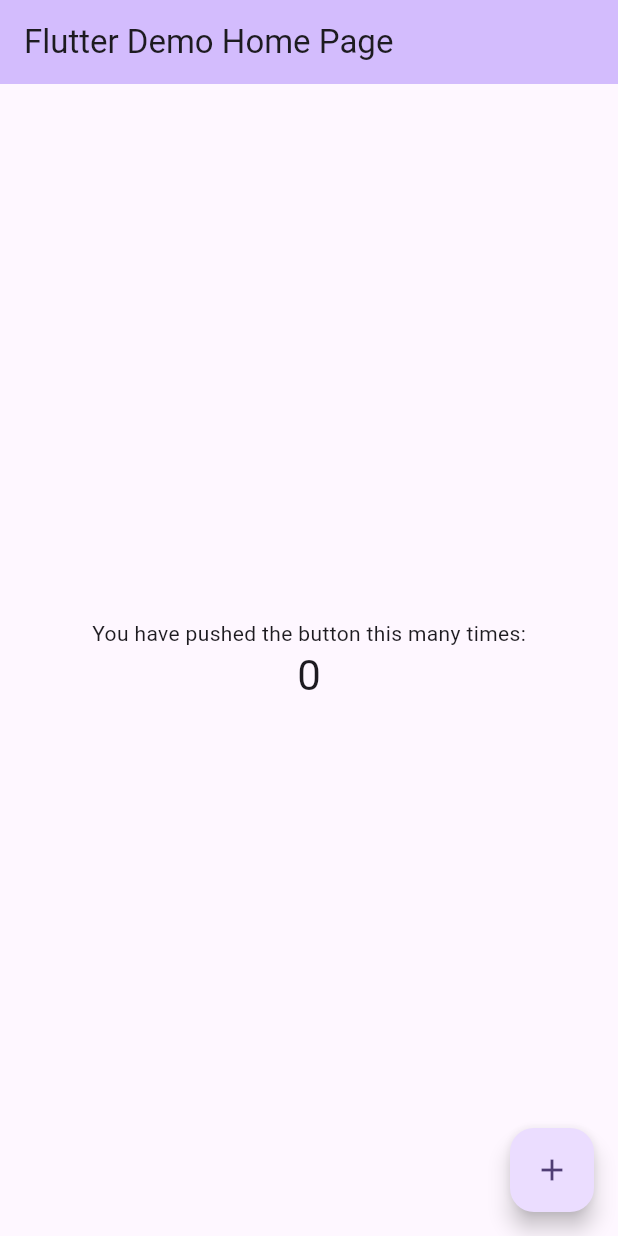
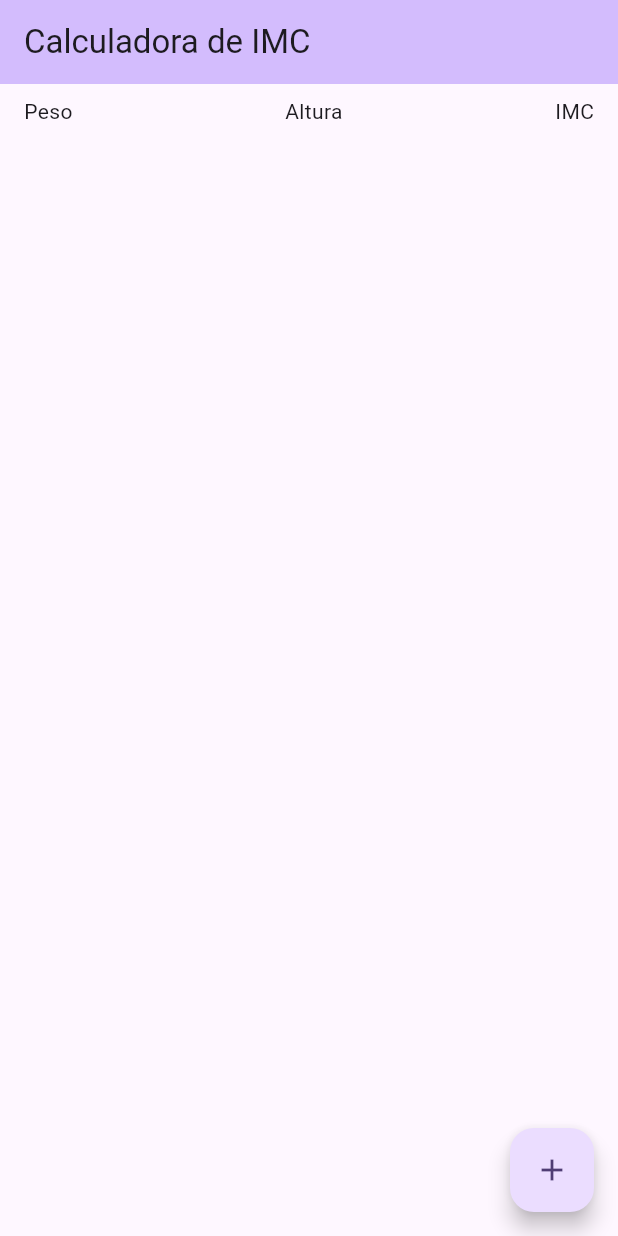
Before and after one commit to andremorganti/calculadora_umc_flutter, a Flutter app: the screen it shows after launch, on a phone screen of 412 x 824 dp. Run offline on Flutter 3.47's test engine with Material 2 defaults, Android fonts, the light colour scheme and no system bars.

Commit message:
home page started

```diff
--- a/lib/main.dart
+++ b/lib/main.dart
@@ -1,125 +1,6 @@
+import 'package:calculadora_umc_flutter/my_app.dart';
 import 'package:flutter/material.dart';
 
 void main() {
   runApp(const MyApp());
 }
-
-class MyApp extends StatelessWidget {
-  const MyApp({super.key});
-
-  // This widget is the root of your application.
-  @override
-  Widget build(BuildContext context) {
-    return MaterialApp(
-      title: 'Flutter Demo',
-      theme: ThemeData(
-        // This is the theme of your application.
-        //
-        // TRY THIS: Try running your application with "flutter run". You'll see
-        // the application has a blue toolbar. Then, without quitting the app,
-        // try changing the seedColor in the colorScheme below to Colors.green
-        // and then invoke "hot reload" (save your changes or press the "hot
-        // reload" button in a Flutter-supported IDE, or press "r" if you used
-        // the command line to start the app).
-        //
-        // Notice that the counter didn't reset back to zero; the application
-        // state is not lost during the reload. To reset the state, use hot
-        // restart instead.
-        //
-        // This works for code too, not just values: Most code changes can be
-        // tested with just a hot reload.
-        colorScheme: ColorScheme.fromSeed(seedColor: Colors.deepPurple),
-        useMaterial3: true,
-      ),
-      home: const MyHomePage(title: 'Flutter Demo Home Page'),
-    );
-  }
-}
-
-class MyHomePage extends StatefulWidget {
-  const MyHomePage({super.key, required this.title});
-
-  // This widget is the home page of your application. It is stateful, meaning
-  // that it has a State object (defined below) that contains fields that affect
-  // how it looks.
-
-  // This class is the configuration for the state. It holds the values (in this
-  // case the title) provided by the parent (in this case the App widget) and
-  // used by the build method of the State. Fields in a Widget subclass are
-  // always marked "final".
-
-  final String title;
-
-  @override
-  State<MyHomePage> createState() => _MyHomePageState();
-}
-
-class _MyHomePageState extends State<MyHomePage> {
-  int _counter = 0;
-
-  void _incrementCounter() {
-    setState(() {
-      // This call to setState tells the Flutter framework that something has
-      // changed in this State, which causes it to rerun the build method below
-      // so that the display can reflect the updated values. If we changed
-      // _counter without calling setState(), then the build method would not be
-      // called again, and so nothing would appear to happen.
-      _counter++;
-    });
-  }
-
-  @override
-  Widget build(BuildContext context) {
-    // This method is rerun every time setState is called, for instance as done
-    // by the _incrementCounter method above.
-    //
-    // The Flutter framework has been optimized to make rerunning build methods
-    // fast, so that you can just rebuild anything that needs updating rather
-    // than having to individually change instances of widgets.
-    return Scaffold(
-      appBar: AppBar(
-        // TRY THIS: Try changing the color here to a specific color (to
-        // Colors.amber, perhaps?) and trigger a hot reload to see the AppBar
-        // change color while the other colors stay the same.
-        backgroundColor: Theme.of(context).colorScheme.inversePrimary,
-        // Here we take the value from the MyHomePage object that was created by
-        // the App.build method, and use it to set our appbar title.
-        title: Text(widget.title),
-      ),
-      body: Center(
-        // Center is a layout widget. It takes a single child and positions it
-        // in the middle of the parent.
-        child: Column(
-          // Column is also a layout widget. It takes a list of children and
-          // arranges them vertically. By default, it sizes itself to fit its
-          // children horizontally, and tries to be as tall as its parent.
-          //
-          // Column has various properties to control how it sizes itself and
-          // how it positions its children. Here we use mainAxisAlignment to
-          // center the children vertically; the main axis here is the vertical
-          // axis because Columns are vertical (the cross axis would be
-          // horizontal).
-          //
-          // TRY THIS: Invoke "debug painting" (choose the "Toggle Debug Paint"
-          // action in the IDE, or press "p" in the console), to see the
-          // wireframe for each widget.
-          mainAxisAlignment: MainAxisAlignment.center,
-          children: <Widget>[
-            const Text(
-              'You have pushed the button this many times:',
-            ),
-            Text(
-              '$_counter',
-              style: Theme.of(context).textTheme.headlineMedium,
-            ),
-          ],
-        ),
-      ),
-      floatingActionButton: FloatingActionButton(
-        onPressed: _incrementCounter,
-        tooltip: 'Increment',
-        child: const Icon(Icons.add),
-      ), // This trailing comma makes auto-formatting nicer for build methods.
-    );
-  }
-}
--- /dev/null
+++ b/lib/my_app.dart
@@ -0,0 +1,19 @@
+import 'package:calculadora_umc_flutter/pages/home_page.dart';
+import 'package:flutter/material.dart';
+
+class MyApp extends StatelessWidget {
+  const MyApp({super.key});
+
+  // This widget is the root of your application.
+  @override
+  Widget build(BuildContext context) {
+    return MaterialApp(
+      title: 'Flutter Demo',
+      theme: ThemeData(
+        colorScheme: ColorScheme.fromSeed(seedColor: Colors.deepPurple),
+        useMaterial3: true,
+      ),
+      home: const MyHomePage(),
+    );
+  }
+}
--- /dev/null
+++ b/lib/pages/home_page.dart
@@ -0,0 +1,40 @@
+import 'package:flutter/material.dart';
+
+class MyHomePage extends StatefulWidget {
+  const MyHomePage({super.key});
+
+  @override
+  State<MyHomePage> createState() => _MyHomePageState();
+}
+
+class _MyHomePageState extends State<MyHomePage> {
+  @override
+  Widget build(BuildContext context) {
+    return Scaffold(
+      appBar: AppBar(
+        backgroundColor: Theme.of(context).colorScheme.inversePrimary,
+        title: const Text('Calculadora de IMC'),
+      ),
+      body: Container(
+        margin: const EdgeInsets.symmetric(horizontal: 16, vertical: 8),
+        child: const Column(
+          children: [
+            Row(
+              mainAxisAlignment: MainAxisAlignment.spaceBetween,
+              children: [
+                Text('Peso'),
+                Text('Altura'),
+                Text('IMC'),
+              ],
+            ),
+          ],
+        ),
+      ),
+      floatingActionButton: FloatingActionButton(
+        onPressed: () {},
+        tooltip: 'Calcular',
+        child: const Icon(Icons.add),
+      ), // This trailing comma makes auto-formatting nicer for build methods.
+    );
+  }
+}
```
Also changed, not shown: 1 other file.
